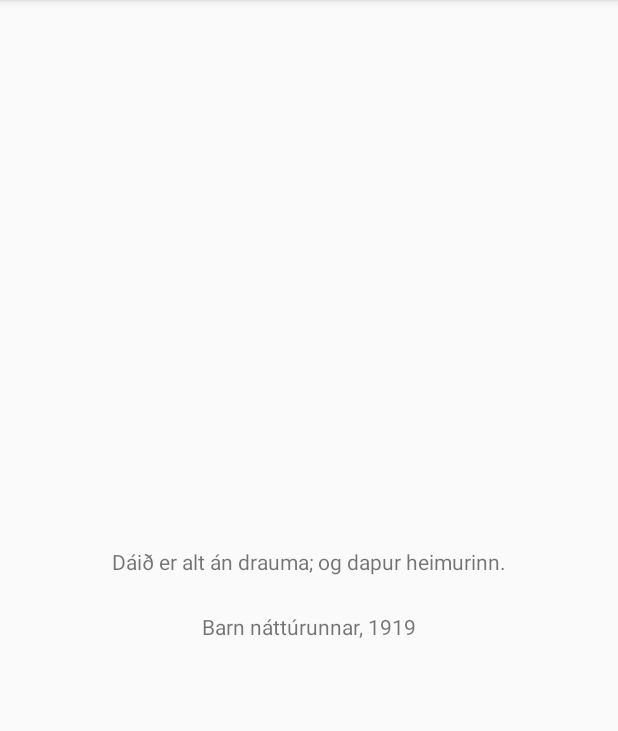
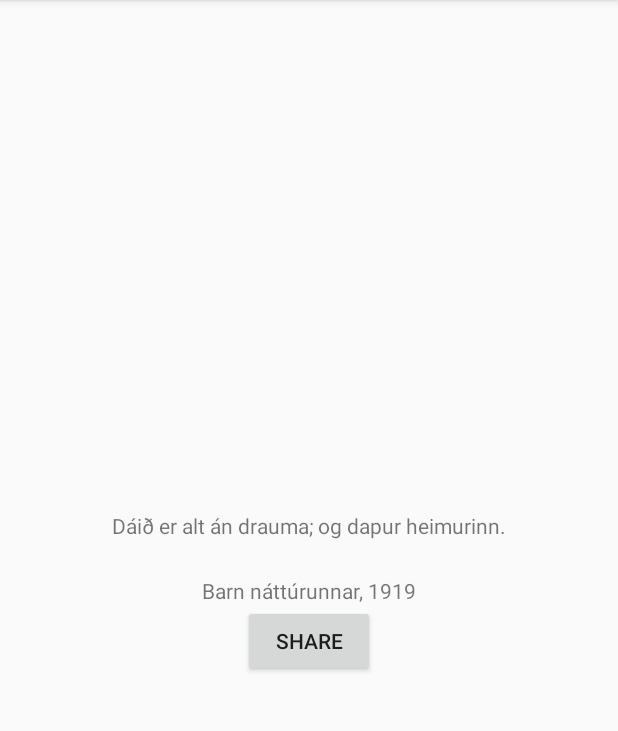
Before and after one commit to mimiqkz/Laxness, an Android app: the screen it shows after launch (MainActivity), on a phone screen of 412 x 824 dp, the part 84-815 px from its top. Run offline under Robolectric (Android 15) with nearby library versions, the phone set to English and light mode, and no system bars; our stand-ins replace Room's generated code.

Commit message:
Added sharing

```diff
--- a/app/build.gradle
+++ b/app/build.gradle
@@ -1,11 +1,11 @@
 apply plugin: 'com.android.application'
 
 android {
-    compileSdkVersion 26
+    compileSdkVersion 27
     defaultConfig {
         applicationId "teymi17.laxness"
         minSdkVersion 21
-        targetSdkVersion 26
+        targetSdkVersion 27
         versionCode 1
         versionName "1.0"
         testInstrumentationRunner "android.support.test.runner.AndroidJUnitRunner"
@@ -20,7 +20,7 @@ android {
 
 dependencies {
     implementation fileTree(dir: 'libs', include: ['*.jar'])
-    implementation 'com.android.support:appcompat-v7:26.1.0'
+    implementation 'com.android.support:appcompat-v7:27.0.0'
     implementation 'com.android.support.constraint:constraint-layout:1.0.2'
     testImplementation 'junit:junit:4.12'
     androidTestImplementation 'com.android.support.test:runner:1.0.1'
--- a/app/src/main/java/teymi17/laxness/MainActivity.java
+++ b/app/src/main/java/teymi17/laxness/MainActivity.java
@@ -5,6 +5,8 @@ import android.os.Bundle;
 import android.app.AlarmManager;
 import android.app.PendingIntent;
 import android.content.Intent;
+import android.view.View;
+import android.widget.Button;
 import android.widget.TextView;
 
 import java.util.Calendar;
@@ -16,6 +18,7 @@ public class MainActivity extends AppCompatActivity {
     private Quote quoteOfTheDay;
 
     //View Variables
+    Button shareButton;
     private TextView mQuoteText;
     private TextView mQuoteNovel;
     private TextView mQuoteDate;
@@ -34,7 +37,7 @@ public class MainActivity extends AppCompatActivity {
         calendar.set(Calendar.MINUTE,0);
         calendar.set(Calendar.SECOND,0);
 
-        Intent intent = new Intent("Team17.Laxness.DISPLAY_NOTIFICATION");
+        final Intent intent = new Intent("Team17.Laxness.DISPLAY_NOTIFICATION");
         PendingIntent broadcast = PendingIntent.getBroadcast(getApplicationContext(),100,intent,PendingIntent.FLAG_UPDATE_CURRENT);
 
         //alarmManager.setExact(AlarmManager.RTC_WAKEUP, calendar.getTimeInMillis(), broadcast);
@@ -52,6 +55,21 @@ public class MainActivity extends AppCompatActivity {
         mQuoteNovel.setText(quoteOfTheDay.getNovel());
         mQuoteDate.setText(" " + String.valueOf(quoteOfTheDay.getYear()));
 
+        shareButton = (Button)findViewById(R.id.shareButton);
+        shareButton.setOnClickListener(new View.OnClickListener() {
+            @Override
+            public void onClick(View v) {
+                Intent myIntent = new Intent(Intent.ACTION_SEND);
+                myIntent.setType("text/plain");
+                String shareQuote = quoteOfTheDay.getText() +" \t\t "+ quoteOfTheDay.getNovel() + " " + String.valueOf(quoteOfTheDay.getYear());
+                String shareNovel = quoteOfTheDay.getNovel();
+                String shareDate = " " + String.valueOf(quoteOfTheDay.getYear());
+                myIntent.putExtra(intent.EXTRA_SUBJECT,"Laxness, tilvitnun dagsins");
+                myIntent.putExtra(Intent.EXTRA_TEXT,shareQuote);
+                startActivity(Intent.createChooser(myIntent,"Share using"));
+
+            }
+        });
 
 
 
--- a/app/src/main/res/layout/activity_main.xml
+++ b/app/src/main/res/layout/activity_main.xml
@@ -8,11 +8,13 @@
     android:gravity="center"
     android:orientation="vertical" >
 
+
+
     <TextView
+        android:id="@+id/quote_text"
         android:layout_width="wrap_content"
         android:layout_height="wrap_content"
-        android:padding="24dp"
-        android:id="@+id/quote_text"/>
+        android:padding="24dp" />
 
     <LinearLayout
         android:layout_width="wrap_content"
@@ -31,5 +33,10 @@
 
     </LinearLayout>
 
+    <Button
+        android:id="@+id/shareButton"
+        android:layout_height="wrap_content"
+        android:layout_width="wrap_content"
+        android:text="share"/>
 
 </LinearLayout>
```
